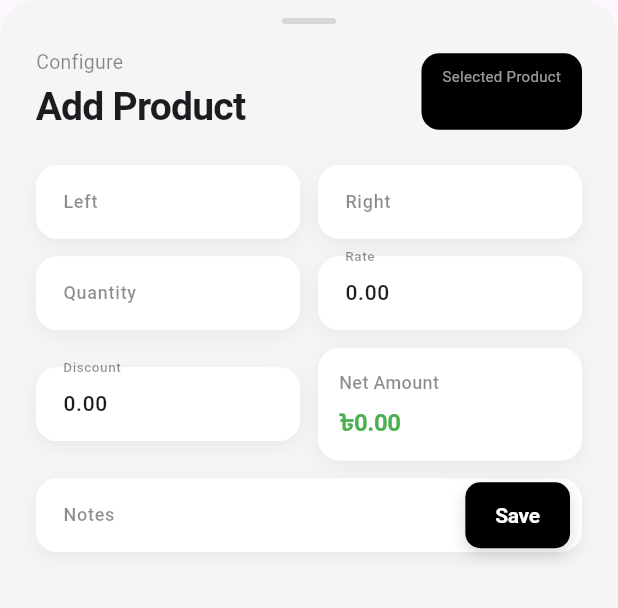
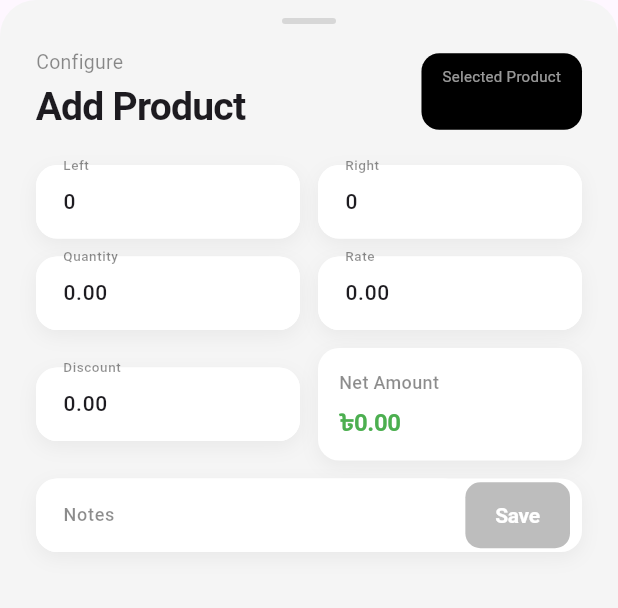
Before and after one commit to me-MrShohanur/MarketReach, a Flutter app: the _AddProductDetailSheet widget shown alone on an empty page, opened directly with empty values, on a phone screen of 412 x 824 dp. Shown: the top 608 px of the screen. Run offline on Flutter 3.47's test engine with Material 3 defaults, Android fonts, the phone set to English and light mode, and no system bars; our stand-ins replace flutter_bloc, flutter_secure_storage; accounts and stored records are empty; network calls fail.

Commit message:
product-View-added

```diff
--- a/lib/views/home/subpages/product_list_view.dart
+++ b/lib/views/home/subpages/product_list_view.dart
@@ -39,29 +39,35 @@ class _BlackBtn extends StatelessWidget {
   final VoidCallback onTap;
   final double radius;
   final EdgeInsets padding;
+  final bool enabled;
 
   const _BlackBtn({
     required this.label,
     required this.onTap,
     this.radius = 10,
     this.padding = const EdgeInsets.symmetric(horizontal: 20, vertical: 12),
+    this.enabled = true,
   });
 
   @override
   Widget build(BuildContext context) => GestureDetector(
-    onTap: onTap,
-    child: Container(
+    onTap: enabled ? onTap : null,
+    child: AnimatedContainer(
+      duration: const Duration(milliseconds: 250),
+      curve: Curves.easeInOut,
       padding: padding,
       decoration: BoxDecoration(
-        color: Colors.black,
+        color: enabled ? Colors.black : Colors.black26,
         borderRadius: BorderRadius.circular(radius),
-        boxShadow: const [
+        boxShadow: enabled
+            ? const [
                 BoxShadow(
                   color: Color(0x26000000),
                   blurRadius: 8,
                   offset: Offset(0, 4),
                 ),
-        ],
+              ]
+            : [],
       ),
       child: Text(
         label,
@@ -155,6 +161,7 @@ class AddProductsSheet extends StatelessWidget {
 
   static void show(
     BuildContext context, {
+    required int partyId, // ✅ real accountId from selected customer
     required int categoryId,
     required ValueChanged<ProductModel> onProductAdded,
   }) {
@@ -163,8 +170,13 @@ class AddProductsSheet extends StatelessWidget {
       isScrollControlled: true,
       backgroundColor: Colors.transparent,
       builder: (_) => BlocProvider(
-        create: (_) =>
-            ProductBloc()..add(FetchProducts(categoryId: categoryId)),
+        create: (_) => ProductBloc()
+          ..add(
+            FetchProducts(
+              getPartyId: partyId, // ✅ passed to API
+              categoryId: categoryId,
+            ),
+          ),
         child: AddProductsSheet(
           categoryId: categoryId,
           onProductAdded: onProductAdded,
@@ -300,7 +312,7 @@ class _SheetBodyState extends State<_SheetBody> {
                 return _ErrorView(
                   message: state.message,
                   onRetry: () => context.read<ProductBloc>().add(
-                    FetchProducts(categoryId: 1),
+                    FetchProducts(getPartyId: 0, categoryId: 1),
                   ),
                 );
               }
@@ -536,38 +548,29 @@ class _AddProductDetailSheetState extends State<_AddProductDetailSheet> {
   final _discountCtrl = TextEditingController();
   final _notesCtrl = TextEditingController();
 
-  // ✅ All getters read from their controllers
   double get _qty => double.tryParse(_qtyCtrl.text) ?? 0;
   double get _rate => double.tryParse(_rateCtrl.text) ?? 0;
   double get _disc => double.tryParse(_discountCtrl.text) ?? 0;
   double get _net => (_qty * _rate) - _disc;
 
-  // ✅ ValueNotifier — only net amount rebuilds, not whole form
   late final ValueNotifier<double> _netNotifier;
+  late final ValueNotifier<bool> _saveEnabledNotifier;
 
   @override
   void initState() {
     super.initState();
 
-    //PRE-Defined thevalue from API
-
-    // Left
-    // _leftCtrl.text = widget.product.compId.toString();
-    // // Right
-    // _rightCtrl.text = widget.product.compId.toString();
-    // Quantity
-    // _qtyCtrl.text = widget.product.depoDiscount.toStringAsFixed(2);
-    // Rate
-    _rateCtrl.text = widget.product.discountRate.toStringAsFixed(2);
-    // Discount
+    _leftCtrl.text = widget.product.compId.toString();
+    _rightCtrl.text = widget.product.compId.toString();
+    _qtyCtrl.text = widget.product.depoDiscount.toStringAsFixed(2);
+    _rateCtrl.text = (widget.product.salePrice ?? 0).toStringAsFixed(2);
     _discountCtrl.text = widget.product.discountRate.toStringAsFixed(2);
 
-    //Init notifier AFTER all pre-fills so first net value is correct
     _netNotifier = ValueNotifier(_net);
+    _saveEnabledNotifier = ValueNotifier(_qty > 0);
 
-    //Listen for changes to update net amount
     for (final c in [_qtyCtrl, _rateCtrl, _discountCtrl]) {
-      c.addListener(_updateNet);
+      c.addListener(_onFieldChanged);
     }
 
     log(
@@ -579,7 +582,10 @@ class _AddProductDetailSheetState extends State<_AddProductDetailSheet> {
     );
   }
 
-  void _updateNet() => _netNotifier.value = _net;
+  void _onFieldChanged() {
+    _netNotifier.value = _net;
+    _saveEnabledNotifier.value = _qty > 0;
+  }
 
   @override
   void dispose() {
@@ -594,6 +600,7 @@ class _AddProductDetailSheetState extends State<_AddProductDetailSheet> {
       c.dispose();
     }
     _netNotifier.dispose();
+    _saveEnabledNotifier.dispose();
     super.dispose();
   }
 
@@ -747,7 +754,6 @@ class _AddProductDetailSheetState extends State<_AddProductDetailSheet> {
     ),
   );
 
-  // ✅ Only this widget rebuilds when qty/rate/discount changes
   Widget _netBox() => _Card(
     child: Padding(
       padding: const EdgeInsets.symmetric(horizontal: 14, vertical: 14),
@@ -811,8 +817,11 @@ class _AddProductDetailSheetState extends State<_AddProductDetailSheet> {
         ),
         Padding(
           padding: const EdgeInsets.only(right: 8),
-          child: _BlackBtn(
+          child: ValueListenableBuilder<bool>(
+            valueListenable: _saveEnabledNotifier,
+            builder: (_, enabled, _) => _BlackBtn(
               label: 'Save',
+              enabled: enabled,
               onTap: () {
                 widget.onSave();
                 Navigator.pop(context);
@@ -820,6 +829,7 @@ class _AddProductDetailSheetState extends State<_AddProductDetailSheet> {
               },
             ),
           ),
+        ),
       ],
     ),
   );
--- a/lib/views/home/subpages/select_customer.dart
+++ b/lib/views/home/subpages/select_customer.dart
@@ -2,7 +2,6 @@ import 'package:flutter/material.dart';
 import 'package:flutter_bloc/flutter_bloc.dart';
 import 'package:marketing/bloc/customer/customer_provider.dart';
 import 'package:marketing/services/models/customer.dart';
-import 'package:marketing/services/models/products_model.dart';
 
 // ─── Customer Dropdown Card ───────────────────────────────────────────────────
 // Drop-in replacement for the old _CustomerCard widget in CreateOrderView.
--- a/pubspec.yaml
+++ b/pubspec.yaml
@@ -37,6 +37,7 @@ dependencies:
   flutter_bloc: ^9.1.1
   flutter_secure_storage: ^10.0.0
   http: ^1.6.0
+  http_parser: ^4.1.2
 
 dev_dependencies:
   flutter_test:
```
Also changed, not shown: lib/bloc/product/products_provider.dart (+6 -2 lines), lib/services/provider/product_service.dart (+5 -2 lines), lib/views/home/subpages/create_order_view.dart (+123 -47 lines), pubspec.lock. Lines whose indentation alone changed are shown as unchanged.
